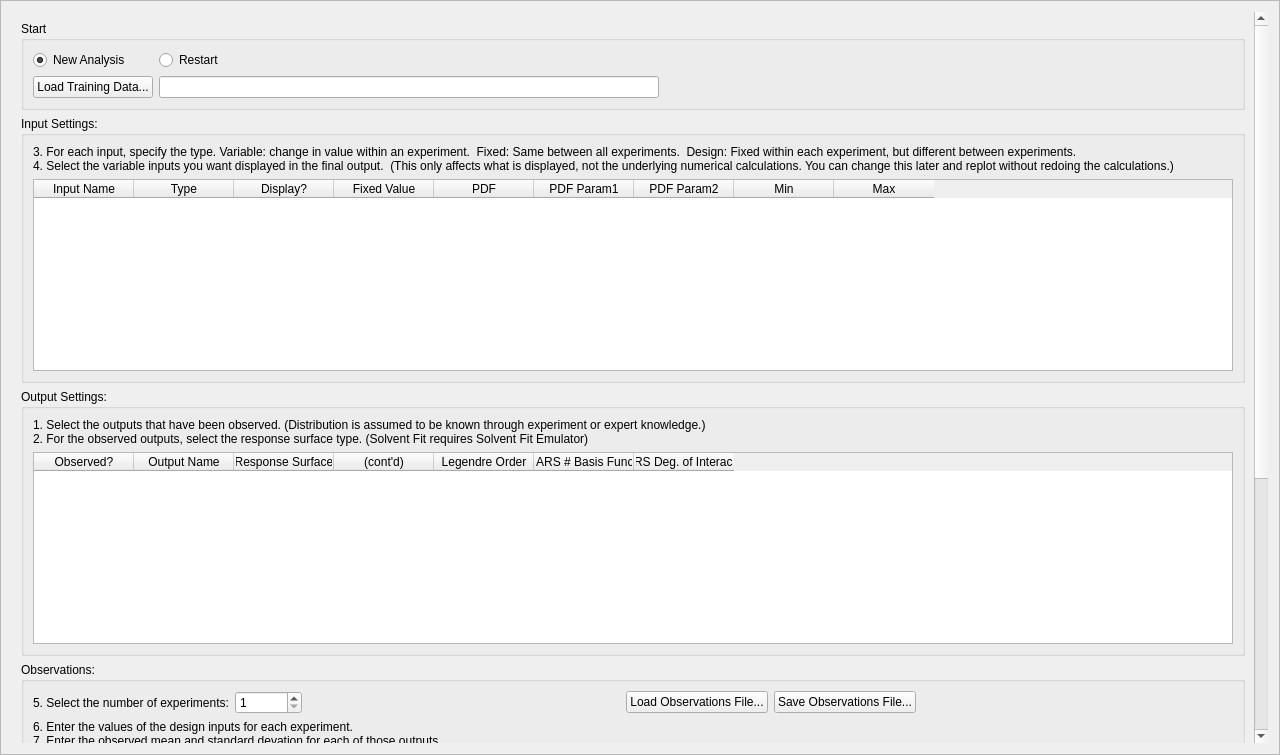
The window that foqus_lib/gui/solventfit/solventFitSetupFrame.ui (CCSI-Toolset/FOQUS) describes before a commit, drawn with Qt 5.
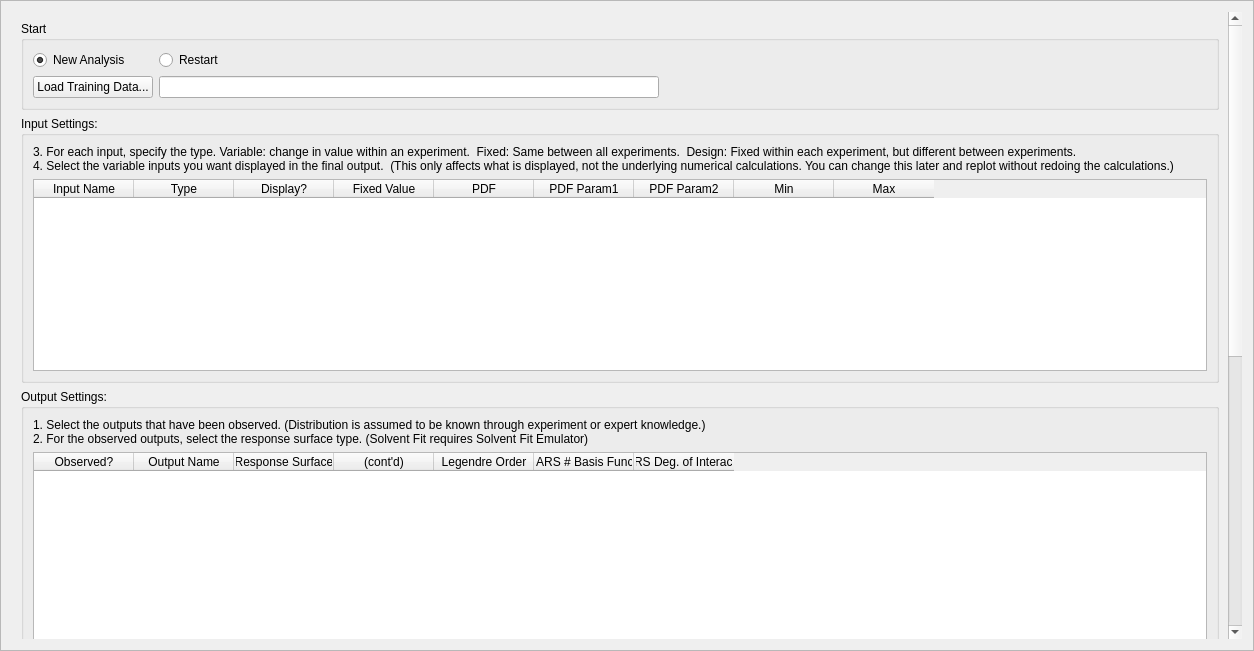
The same window after the commit. Custom widgets are drawn as their Qt base class.

Commit message: Basic Data tab GUI

```diff
--- a/foqus_lib/gui/solventfit/solventFitSetupFrame.ui
+++ b/foqus_lib/gui/solventfit/solventFitSetupFrame.ui
@@ -6,8 +6,8 @@
    <rect>
     <x>0</x>
     <y>0</y>
-    <width>1280</width>
-    <height>755</height>
+    <width>1254</width>
+    <height>651</height>
    </rect>
   </property>
   <property name="sizePolicy">
@@ -45,7 +45,7 @@
       <enum>QFrame::NoFrame</enum>
      </property>
      <property name="verticalScrollBarPolicy">
-      <enum>Qt::ScrollBarAlwaysOn</enum>
+      <enum>Qt::ScrollBarAsNeeded</enum>
      </property>
      <property name="horizontalScrollBarPolicy">
       <enum>Qt::ScrollBarAsNeeded</enum>
@@ -63,9 +63,9 @@
       <property name="geometry">
        <rect>
         <x>0</x>
-        <y>-501</y>
-        <width>1239</width>
-        <height>1231</height>
+        <y>-496</y>
+        <width>1217</width>
+        <height>1127</height>
        </rect>
       </property>
       <layout class="QVBoxLayout" name="verticalLayout_4">
```
